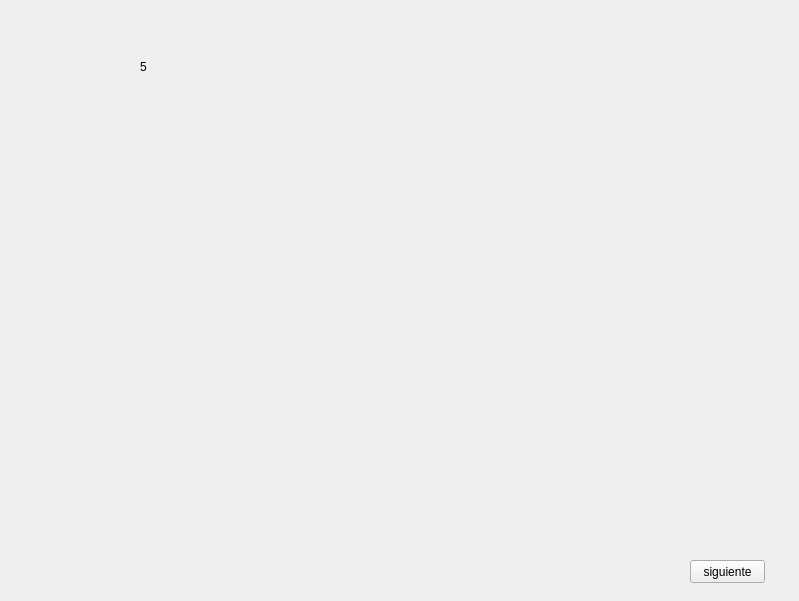
The window that gui_cartaporte_crear_5.ui (Jose-Cisneros/MoliTec) describes before a commit, drawn with Qt 5.
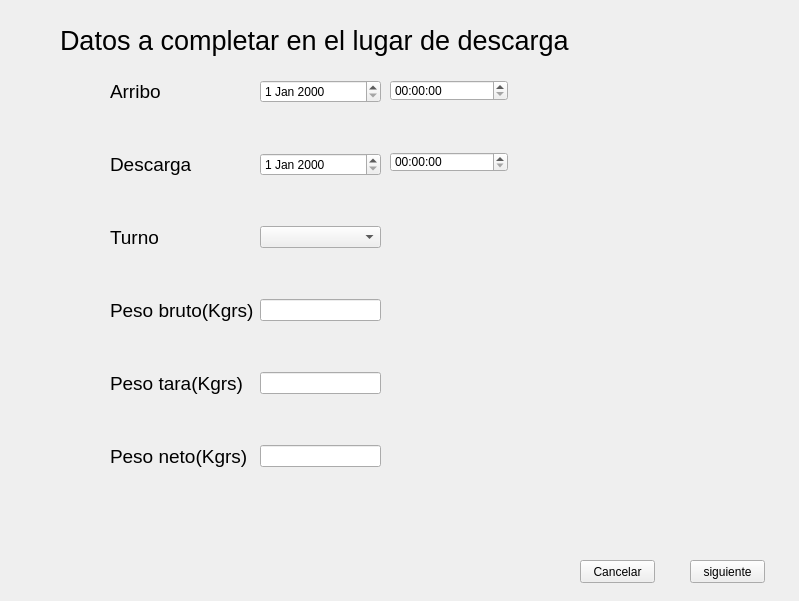
The same window after the commit.

Diff of the .ui file:
```diff
--- a/gui_cartaporte_crear_5.ui
+++ b/gui_cartaporte_crear_5.ui
@@ -29,14 +29,157 @@
   <widget class="QLabel" name="label">
    <property name="geometry">
     <rect>
-     <x>140</x>
-     <y>60</y>
-     <width>47</width>
-     <height>13</height>
+     <x>60</x>
+     <y>0</y>
+     <width>561</width>
+     <height>81</height>
     </rect>
    </property>
+   <property name="font">
+    <font>
+     <pointsize>20</pointsize>
+    </font>
+   </property>
    <property name="text">
-    <string>5</string>
+    <string>Datos a completar en el lugar de descarga</string>
+   </property>
+  </widget>
+  <widget class="QPushButton" name="pushButton_2">
+   <property name="geometry">
+    <rect>
+     <x>580</x>
+     <y>560</y>
+     <width>75</width>
+     <height>23</height>
+    </rect>
+   </property>
+   <property name="text">
+    <string>Cancelar</string>
+   </property>
+  </widget>
+  <widget class="QWidget" name="formLayoutWidget">
+   <property name="geometry">
+    <rect>
+     <x>110</x>
+     <y>80</y>
+     <width>271</width>
+     <height>421</height>
+    </rect>
+   </property>
+   <layout class="QFormLayout" name="formLayout">
+    <property name="verticalSpacing">
+     <number>50</number>
+    </property>
+    <item row="0" column="0">
+     <widget class="QLabel" name="label_2">
+      <property name="font">
+       <font>
+        <pointsize>14</pointsize>
+       </font>
+      </property>
+      <property name="text">
+       <string>Arribo</string>
+      </property>
+     </widget>
+    </item>
+    <item row="1" column="0">
+     <widget class="QLabel" name="label_3">
+      <property name="font">
+       <font>
+        <pointsize>14</pointsize>
+       </font>
+      </property>
+      <property name="text">
+       <string>Descarga</string>
+      </property>
+     </widget>
+    </item>
+    <item row="2" column="0">
+     <widget class="QLabel" name="label_4">
+      <property name="font">
+       <font>
+        <pointsize>14</pointsize>
+       </font>
+      </property>
+      <property name="text">
+       <string>Turno</string>
+      </property>
+     </widget>
+    </item>
+    <item row="3" column="0">
+     <widget class="QLabel" name="label_5">
+      <property name="font">
+       <font>
+        <pointsize>14</pointsize>
+       </font>
+      </property>
+      <property name="text">
+       <string>Peso bruto(Kgrs)</string>
+      </property>
+     </widget>
+    </item>
+    <item row="4" column="0">
+     <widget class="QLabel" name="label_6">
+      <property name="font">
+       <font>
+        <pointsize>14</pointsize>
+       </font>
+      </property>
+      <property name="text">
+       <string>Peso tara(Kgrs)</string>
+      </property>
+     </widget>
+    </item>
+    <item row="5" column="0">
+     <widget class="QLabel" name="label_7">
+      <property name="font">
+       <font>
+        <pointsize>14</pointsize>
+       </font>
+      </property>
+      <property name="text">
+       <string>Peso neto(Kgrs)</string>
+      </property>
+     </widget>
+    </item>
+    <item row="0" column="1">
+     <widget class="QDateEdit" name="dateEdit"/>
+    </item>
+    <item row="1" column="1">
+     <widget class="QDateEdit" name="dateEdit_2"/>
+    </item>
+    <item row="2" column="1">
+     <widget class="QComboBox" name="comboBox"/>
+    </item>
+    <item row="3" column="1">
+     <widget class="QLineEdit" name="lineEdit"/>
+    </item>
+    <item row="4" column="1">
+     <widget class="QLineEdit" name="lineEdit_2"/>
+    </item>
+    <item row="5" column="1">
+     <widget class="QLineEdit" name="lineEdit_3"/>
+    </item>
+   </layout>
+  </widget>
+  <widget class="QTimeEdit" name="timeEdit">
+   <property name="geometry">
+    <rect>
+     <x>390</x>
+     <y>80</y>
+     <width>118</width>
+     <height>21</height>
+    </rect>
+   </property>
+  </widget>
+  <widget class="QTimeEdit" name="timeEdit_2">
+   <property name="geometry">
+    <rect>
+     <x>390</x>
+     <y>152</y>
+     <width>118</width>
+     <height>20</height>
+    </rect>
    </property>
   </widget>
  </widget>
```
